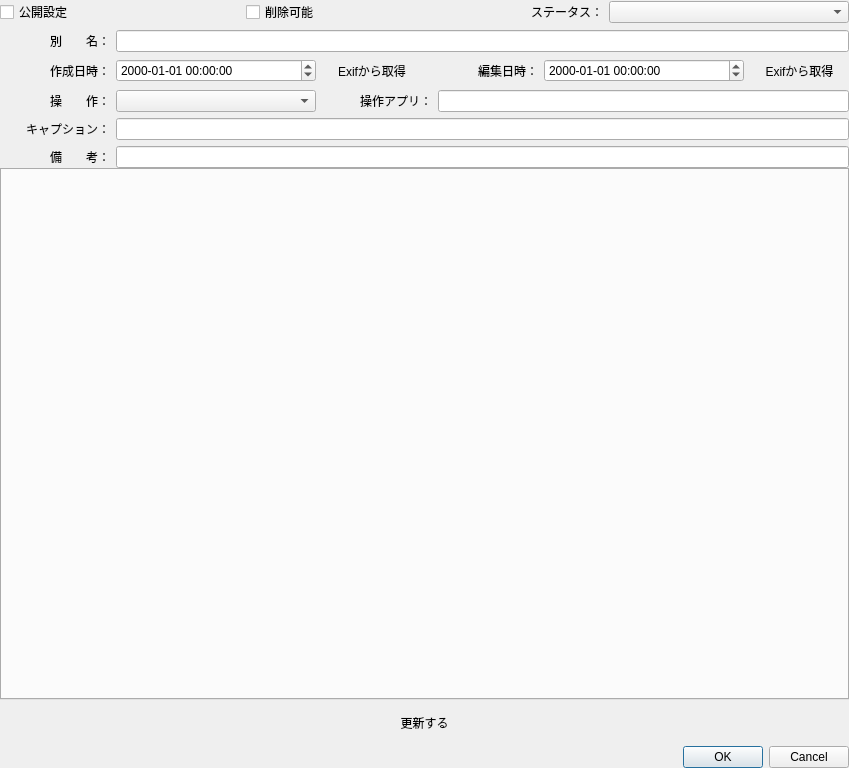
Qt form ui/imageInformationDialog.ui (yufujimoto/SurveyDataCollector) before a commit.
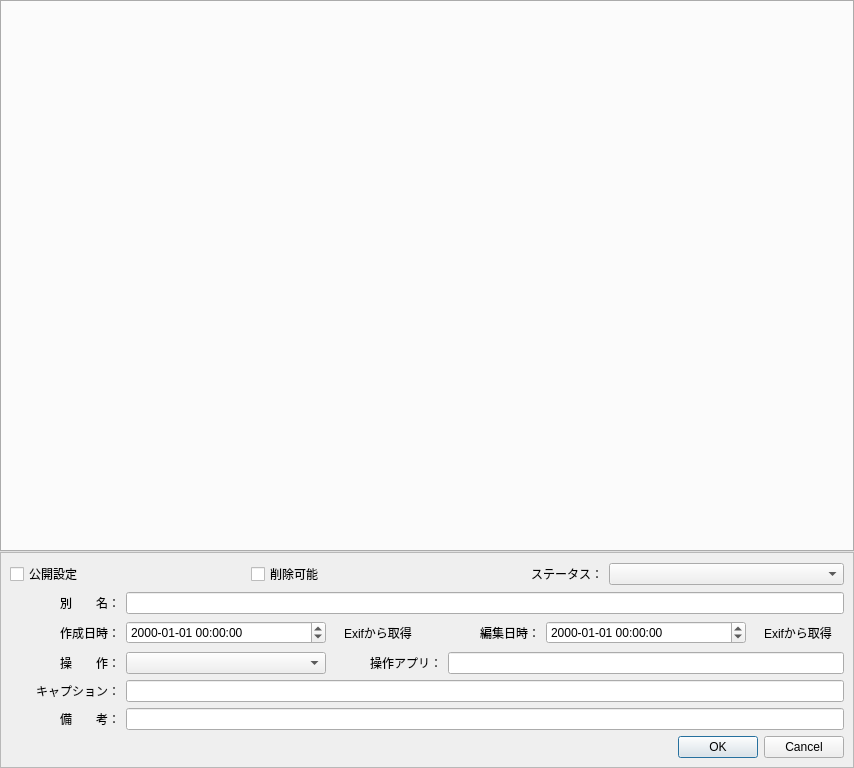
The same form after that commit.

```diff
--- a/ui/imageInformationDialog.ui
+++ b/ui/imageInformationDialog.ui
@@ -6,7 +6,7 @@
    <rect>
     <x>0</x>
     <y>0</y>
-    <width>849</width>
+    <width>854</width>
     <height>768</height>
    </rect>
   </property>
@@ -30,13 +30,24 @@
     <number>0</number>
    </property>
    <item>
-    <layout class="QVBoxLayout" name="lay_v_info">
-     <property name="spacing">
-      <number>6</number>
+    <widget class="QTabWidget" name="tab_src">
+     <property name="layoutDirection">
+      <enum>Qt::LeftToRight</enum>
      </property>
-     <property name="topMargin">
-      <number>0</number>
+     <property name="currentIndex">
+      <number>-1</number>
      </property>
+    </widget>
+   </item>
+   <item>
+    <widget class="QFrame" name="frame">
+     <property name="frameShape">
+      <enum>QFrame::StyledPanel</enum>
+     </property>
+     <property name="frameShadow">
+      <enum>QFrame::Raised</enum>
+     </property>
+     <layout class="QVBoxLayout" name="verticalLayout">
      <item>
       <layout class="QHBoxLayout" name="lay_h_setting">
        <property name="topMargin">
@@ -341,38 +352,6 @@
        </item>
       </layout>
      </item>
-    </layout>
-   </item>
-   <item>
-    <widget class="QTabWidget" name="tab_src">
-     <property name="layoutDirection">
-      <enum>Qt::LeftToRight</enum>
-     </property>
-     <property name="currentIndex">
-      <number>-1</number>
-     </property>
-    </widget>
-   </item>
-   <item>
-    <layout class="QHBoxLayout" name="laly_h_update">
-     <property name="topMargin">
-      <number>10</number>
-     </property>
-     <property name="bottomMargin">
-      <number>10</number>
-     </property>
-     <item>
-      <widget class="QPushButton" name="btn_fil_update">
-       <property name="text">
-        <string>更新する</string>
-       </property>
-       <property name="flat">
-        <bool>true</bool>
-       </property>
-      </widget>
-     </item>
-    </layout>
-   </item>
    <item>
     <widget class="QDialogButtonBox" name="box_fil_ope">
      <property name="orientation">
@@ -381,6 +360,9 @@
      <property name="standardButtons">
       <set>QDialogButtonBox::Cancel|QDialogButtonBox::Ok</set>
      </property>
+       </widget>
+      </item>
+     </layout>
     </widget>
    </item>
   </layout>
```
Lines whose indentation alone changed are shown as unchanged.
